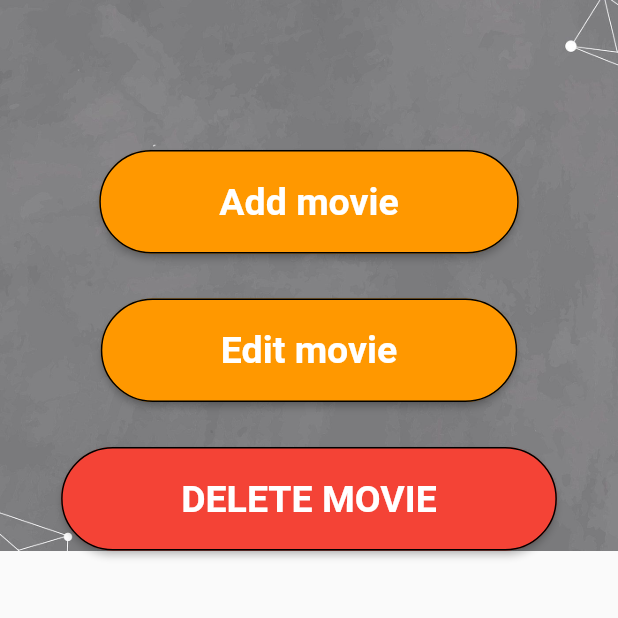
After one commit to malekfouda2/Movie-Social-Suggestion-Flutter, a Flutter app: the mangemovies screen opened directly, on a phone screen of 412 x 824 dp, the top half of it. The commit adds this screen. Run offline on Flutter 3.47's test engine with Material 2 defaults, Android fonts, the phone set to English and light mode, and no system bars.

Commit message:
gendy last update

```diff
--- a/lib/main.dart
+++ b/lib/main.dart
@@ -5,6 +5,7 @@ import 'package:index/contactus.dart';
 import 'package:index/navpages/main_page.dart';
 //import 'LoginSceen.dart';
 import 'src/LoginSceen.dart';
+import 'navpagesadmin/main_pageadmin.dart';
 
 import 'my_drawer_header.dart';
 //import 'package:go_router/go_router.dart';
@@ -24,7 +25,7 @@ class MyApp extends StatelessWidget {
       theme: ThemeData(
         primarySwatch: Colors.blue,
       ),
-      home: const LoginScreen(),
+      home: const MainPageAdmin(),
     );
   }
 }
--- /dev/null
+++ b/lib/navpagesadmin/mangemovies.dart
@@ -0,0 +1,79 @@
+import 'package:flutter/cupertino.dart';
+import 'package:flutter/material.dart';
+
+class mangemovies extends StatefulWidget {
+  const mangemovies({super.key});
+
+  @override
+  State<mangemovies> createState() => _mangemoviesState();
+}
+
+class _mangemoviesState extends State<mangemovies> {
+  @override
+  Widget build(BuildContext context) {
+    return Scaffold( body: Container(
+       decoration: BoxDecoration(
+        image: DecorationImage(
+          image: AssetImage("assets/images/backk.png"),
+          fit: BoxFit.cover
+        ),
+       ),
+        padding: const EdgeInsets.symmetric(horizontal: 20,),
+        width: MediaQuery.of(context).size.width,    // ba3ml el width bta3 el screen bt3ty
+        child: SingleChildScrollView(       //aham haga msh btbyn elbox elasfr f eswd ely taht
+ scrollDirection: Axis.vertical,
+ child: Column(
+
+  children:  <Widget> [
+
+SizedBox(height: 100,),
+ MaterialButton(
+      color: Colors.orange,
+      padding: EdgeInsets.symmetric(vertical: 20, horizontal: 80),
+      child: const Text('Add movie',
+      style: TextStyle(
+        color: Colors.white,
+        fontSize: 25 ,
+        fontWeight: FontWeight.bold,
+      ),
+      ),
+       shape: OutlineInputBorder(borderRadius: BorderRadius.circular(50)),  //el button elborder mdawar
+    onPressed: (){}
+    ),
+SizedBox(height: 30,),
+ MaterialButton(
+      color: Colors.orange,
+      padding: EdgeInsets.symmetric(vertical: 20, horizontal: 80),
+      child: const Text('Edit movie',
+      style: TextStyle(
+        color: Colors.white,
+        fontSize: 25 ,
+        fontWeight: FontWeight.bold,
+      ),
+      ),
+       shape: OutlineInputBorder(borderRadius: BorderRadius.circular(50)),  //el button elborder mdawar
+    onPressed: (){}
+    ),
+SizedBox(height: 30,),
+ MaterialButton(
+      color: Colors.red,
+      padding: EdgeInsets.symmetric(vertical: 20, horizontal: 80),
+      child: const Text('DELETE MOVIE',
+      style: TextStyle(
+        color: Colors.white,
+        fontSize: 25 ,
+        fontWeight: FontWeight.bold,
+      ),
+      ),
+       shape: OutlineInputBorder(borderRadius: BorderRadius.circular(50)),  //el button elborder mdawar
+    onPressed: (){}
+    ),
+
+
+  ],
+      ),
+      ),
+      ),
+    );
+  }
+}
```
Also changed, not shown: lib/AddMovie.dart (deleted, +0 -84 lines), lib/navpagesadmin/main_pageadmin.dart (added, +297 -0 lines), lib/navpagesadmin/mangeuser.dart (added, +68 -0 lines), lib/navpagesadmin/requests.dart (added, +16 -0 lines), lib/src/LoginSceen.dart (+9 -2 lines), lib/src/SignUp.dart (+55 -45 lines), assets/images/backk.png (added).
